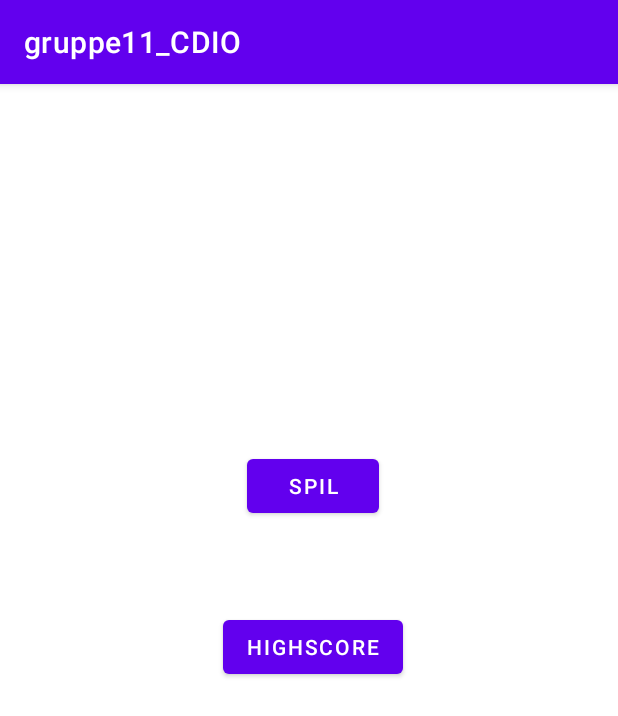
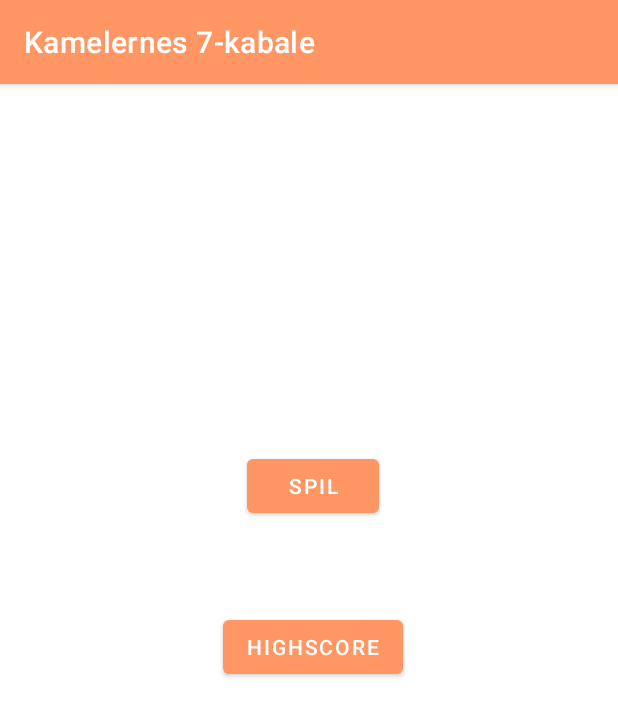
Before and after one commit to Kameldrengene/gruppe11_CDIO, an Android app: the screen it shows after launch (MainActivity), on a phone screen of 412 x 824 dp. Shown: the top 716 px of the screen. Run offline under Robolectric (Android 15) with nearby library versions, the light colour scheme and no system bars.

Commit message:
theme set op

```diff
--- a/app/src/main/res/values-night/themes.xml
+++ b/app/src/main/res/values-night/themes.xml
@@ -2,12 +2,12 @@
     <!-- Base application theme. -->
     <style name="Theme.Gruppe11_CDIO" parent="Theme.MaterialComponents.DayNight.DarkActionBar">
         <!-- Primary brand color. -->
-        <item name="colorPrimary">@color/purple_200</item>
-        <item name="colorPrimaryVariant">@color/purple_700</item>
+        <item name="colorPrimary">@color/primarydark</item>
+        <item name="colorPrimaryVariant">@color/primarydarker</item>
         <item name="colorOnPrimary">@color/black</item>
         <!-- Secondary brand color. -->
-        <item name="colorSecondary">@color/teal_200</item>
-        <item name="colorSecondaryVariant">@color/teal_200</item>
+        <item name="colorSecondary">@color/secondarydark</item>
+        <item name="colorSecondaryVariant">@color/secondarydarker</item>
         <item name="colorOnSecondary">@color/black</item>
         <!-- Status bar color. -->
         <item name="android:statusBarColor" tools:targetApi="l">?attr/colorPrimaryVariant</item>
--- a/app/src/main/res/values/colors.xml
+++ b/app/src/main/res/values/colors.xml
@@ -1,10 +1,11 @@
 <?xml version="1.0" encoding="utf-8"?>
 <resources>
-    <color name="purple_200">#FFBB86FC</color>
-    <color name="purple_500">#FF6200EE</color>
-    <color name="purple_700">#FF3700B3</color>
-    <color name="teal_200">#FF03DAC5</color>
-    <color name="teal_700">#FF018786</color>
+    <color name="primary">#FF9664</color>
+    <color name="primarydark">#ED6537</color>
+    <color name="primarydarker">#B43409</color>
+    <color name="secondary">#79F2FF</color>
+    <color name="secondarydark">#37BFED</color>
+    <color name="secondarydarker">#008FBA</color>
     <color name="black">#FF000000</color>
     <color name="white">#FFFFFFFF</color>
 </resources>
--- a/app/src/main/res/values/strings.xml
+++ b/app/src/main/res/values/strings.xml
@@ -1,3 +1,3 @@
 <resources>
-    <string name="app_name">gruppe11_CDIO</string>
+    <string name="app_name">Kamelernes 7-kabale</string>
 </resources>
--- a/app/src/main/res/values/themes.xml
+++ b/app/src/main/res/values/themes.xml
@@ -2,12 +2,12 @@
     <!-- Base application theme. -->
     <style name="Theme.Gruppe11_CDIO" parent="Theme.MaterialComponents.DayNight.DarkActionBar">
         <!-- Primary brand color. -->
-        <item name="colorPrimary">@color/purple_500</item>
-        <item name="colorPrimaryVariant">@color/purple_700</item>
+        <item name="colorPrimary">@color/primary</item>
+        <item name="colorPrimaryVariant">@color/primarydark</item>
         <item name="colorOnPrimary">@color/white</item>
         <!-- Secondary brand color. -->
-        <item name="colorSecondary">@color/teal_200</item>
-        <item name="colorSecondaryVariant">@color/teal_700</item>
+        <item name="colorSecondary">@color/secondary</item>
+        <item name="colorSecondaryVariant">@color/secondarydark</item>
         <item name="colorOnSecondary">@color/black</item>
         <!-- Status bar color. -->
         <item name="android:statusBarColor" tools:targetApi="l">?attr/colorPrimaryVariant</item>
```
Also changed, not shown: app/src/main/java/com/example/gruppe11_cdio/GameActivity.java (+27 -1 lines).
